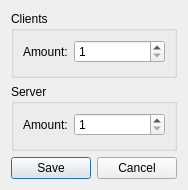
Old version of the form src/views/dialogs/settingsdialog.ui in the repository Filan-glitch/NetSim.
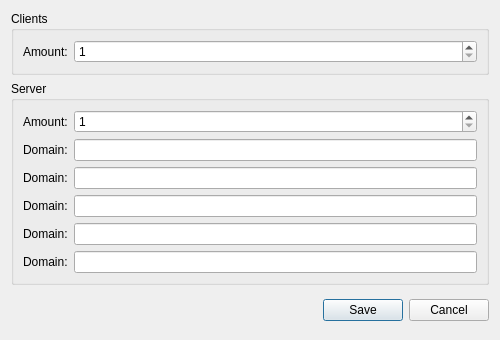
New version of the form. Icons and pictures are not drawn.

The edit to the form file:
```diff
--- a/src/views/dialogs/settingsdialog.ui
+++ b/src/views/dialogs/settingsdialog.ui
@@ -6,10 +6,22 @@
    <rect>
     <x>0</x>
     <y>0</y>
-    <width>184</width>
-    <height>190</height>
+    <width>500</width>
+    <height>340</height>
    </rect>
   </property>
+  <property name="sizePolicy">
+   <sizepolicy hsizetype="Minimum" vsizetype="Minimum">
+    <horstretch>0</horstretch>
+    <verstretch>0</verstretch>
+   </sizepolicy>
+  </property>
+  <property name="minimumSize">
+   <size>
+    <width>500</width>
+    <height>0</height>
+   </size>
+  </property>
   <property name="windowTitle">
    <string>Settings</string>
   </property>
@@ -67,11 +79,67 @@
         </property>
        </widget>
       </item>
+      <item row="1" column="0">
+       <widget class="QLabel" name="domainLabel_1">
+        <property name="text">
+         <string>Domain:</string>
+        </property>
+       </widget>
+      </item>
+      <item row="1" column="1">
+       <widget class="QLineEdit" name="domainLineEdit_1"/>
+      </item>
+      <item row="2" column="0">
+       <widget class="QLabel" name="domainLabel_2">
+        <property name="text">
+         <string>Domain:</string>
+        </property>
+       </widget>
+      </item>
+      <item row="2" column="1">
+       <widget class="QLineEdit" name="domainLineEdit_2"/>
+      </item>
+      <item row="3" column="0">
+       <widget class="QLabel" name="domainLabel_3">
+        <property name="text">
+         <string>Domain:</string>
+        </property>
+       </widget>
+      </item>
+      <item row="3" column="1">
+       <widget class="QLineEdit" name="domainLineEdit_3"/>
+      </item>
+      <item row="4" column="0">
+       <widget class="QLabel" name="domainLabel_4">
+        <property name="text">
+         <string>Domain:</string>
+        </property>
+       </widget>
+      </item>
+      <item row="4" column="1">
+       <widget class="QLineEdit" name="domainLineEdit_4"/>
+      </item>
+      <item row="5" column="0">
+       <widget class="QLabel" name="domainLabel_5">
+        <property name="text">
+         <string>Domain:</string>
+        </property>
+       </widget>
+      </item>
+      <item row="5" column="1">
+       <widget class="QLineEdit" name="domainLineEdit_5"/>
+      </item>
      </layout>
     </widget>
    </item>
    <item>
     <widget class="QDialogButtonBox" name="buttonBox">
+     <property name="sizePolicy">
+      <sizepolicy hsizetype="Minimum" vsizetype="Minimum">
+       <horstretch>0</horstretch>
+       <verstretch>0</verstretch>
+      </sizepolicy>
+     </property>
      <property name="orientation">
       <enum>Qt::Horizontal</enum>
      </property>
```
